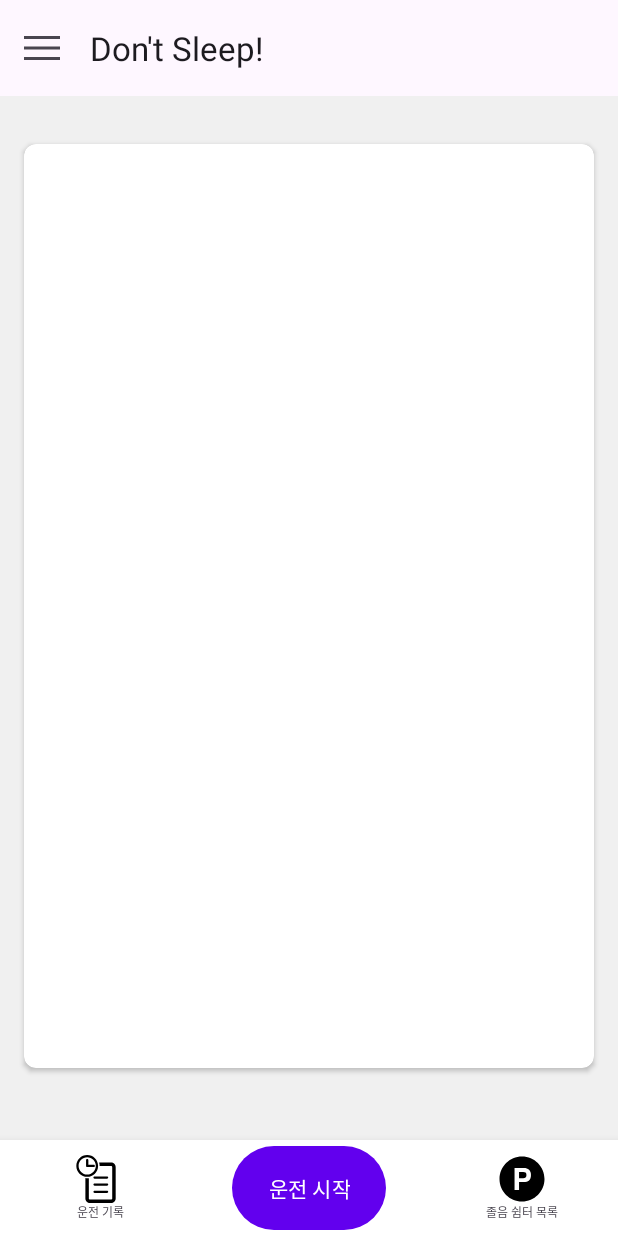
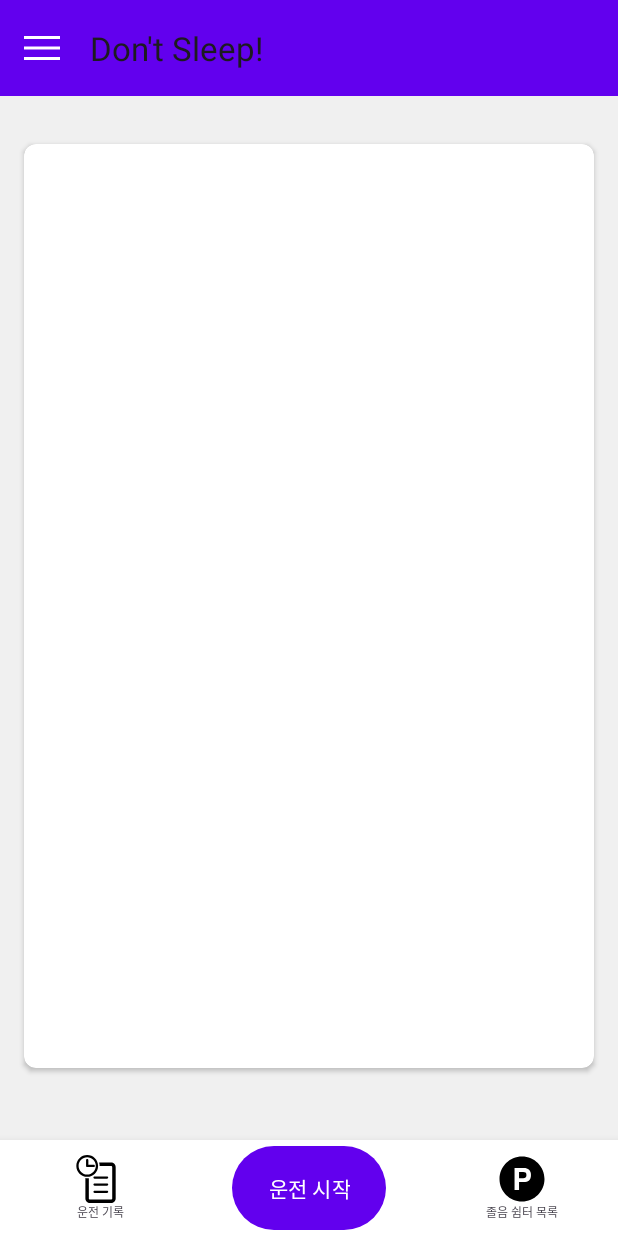
Before and after one commit to Talusor/AdventureDesign, an Android app: the screen it shows after launch once a user with an empty profile is signed in (MainActivity), on a phone screen of 412 x 824 dp. Run offline under Robolectric (Android 15) with nearby library versions, the phone set to English and light mode, and no system bars; our stand-ins replace Firebase (no records; nobody signed in at launch, a user with empty details on screens opened directly); libraries missing offline, so code that uses them is left out: com.gun0912.tedpermission.

```diff
--- a/app/src/main/java/kr/cnu/ai/lth/adventuredesign/MainActivity.java
+++ b/app/src/main/java/kr/cnu/ai/lth/adventuredesign/MainActivity.java
@@ -18,6 +18,7 @@ import android.widget.Button;
 import android.widget.LinearLayout;
 import android.widget.Toast;
 
+import com.google.android.material.appbar.MaterialToolbar;
 import com.gun0912.tedpermission.PermissionListener;
 import com.gun0912.tedpermission.normal.TedPermission;
 
@@ -48,6 +49,12 @@ public class MainActivity extends AppCompatActivity {
         } catch (Exception e) {
             Log.e(manager.TAG, e.getMessage());
         }
+
+        MaterialToolbar toolbar = findViewById(R.id.topAppBar);
+
+        toolbar.setNavigationOnClickListener(v -> {
+
+        });
 
         fm = getSupportFragmentManager();
         shelterFragment = new ShelterFragment();
--- a/app/src/main/res/drawable/ic_menu.xml
+++ b/app/src/main/res/drawable/ic_menu.xml
@@ -2,8 +2,7 @@
     android:width="32dp"
     android:height="32dp"
     android:viewportWidth="48"
-    android:viewportHeight="48"
-    android:tint="?attr/colorControlNormal">
+    android:viewportHeight="48">
   <path
       android:fillColor="@android:color/white"
       android:pathData="M6,36V33H42V36ZM6,25.5V22.5H42V25.5ZM6,15V12H42V15Z"/>
--- a/app/src/main/res/layout/activity_main.xml
+++ b/app/src/main/res/layout/activity_main.xml
@@ -10,6 +10,7 @@
 
     <com.google.android.material.appbar.AppBarLayout
         android:id="@+id/topAppBarLayout"
+        android:background="@color/design_default_color_primary"
         android:layout_width="match_parent"
         android:layout_height="wrap_content">
 
```
